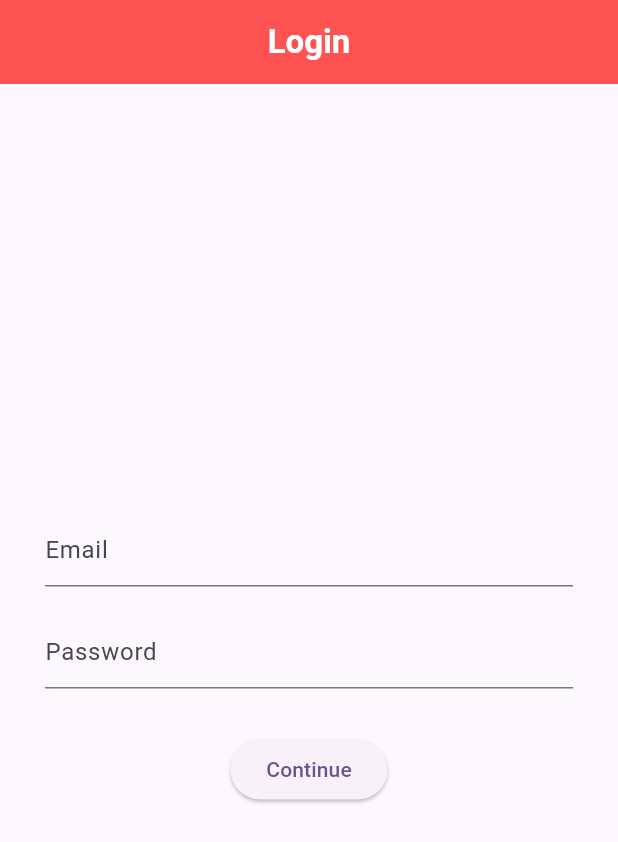
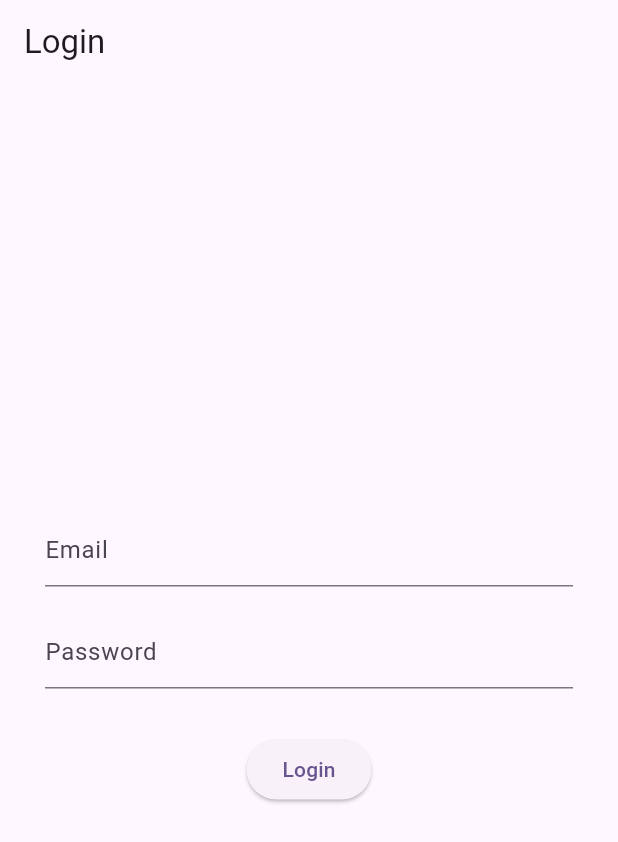
Before and after one commit to TilakBistaChhetri/post-api-using-cubit-and-bloc, a Flutter app: the screen it shows after launch, on a phone screen of 412 x 824 dp. Shown: the top 842 px of the screen. Run offline on Flutter 3.47's test engine with Material 3 defaults, Android fonts, the phone set to English and light mode, and no system bars; our stand-ins replace flutter_bloc.

```diff
--- a/lib/data/models/login_model.dart
+++ b/lib/data/models/login_model.dart
@@ -1,14 +1,58 @@
-// data/models/login_model.dart
-import '../../domain/entities/login_entity.dart';
+// // data/models/login_model.dart
+// import '../../domain/entities/login_entity.dart';
 
-class LoginModel extends LoginEntity {
-  LoginModel({required String token}) : super(token: token);
+// class LoginModel extends LoginEntity {
+//   LoginModel({required String token}) : super(token: token);
 
-  factory LoginModel.fromJson(Map<String, dynamic> json) {
-    return LoginModel(token: json['token']);
+//   factory LoginModel.fromJson(Map<String, dynamic> json) {
+//     return LoginModel(token: json['token']);
+//   }
+
+//   Map<String, dynamic> toJson() {
+//     return {'token': token};
+//   }
+// }
+
+
+
+
+// class LoginModel {
+//   String? email;
+//   String? password;
+
+//   LoginModel({this.email, this.password});
+
+//   LoginModel.fromJson(Map<String, dynamic> json) {
+//     email = json['email'];
+//     password = json['password'];
+//   }
+
+//   Map<String, dynamic> toJson() {
+//     final Map<String, dynamic> data = new Map<String, dynamic>();
+//     data['email'] = this.email;
+//     data['password'] = this.password;
+//     return data;
+//   }
+// }
+
+
+
+
+class LoginModel {
+  String? email;
+  String? password;
+
+  LoginModel({this.email, this.password});
+
+  LoginModel.fromJson(Map<String, dynamic> json) {
+    email = json['email'];
+    password = json['password'];
   }
 
   Map<String, dynamic> toJson() {
-    return {'token': token};
+    return {
+      'email': email,
+      'password': password,
+    };
   }
 }
--- a/lib/domain/entities/login_entity.dart
+++ b/lib/domain/entities/login_entity.dart
@@ -1,4 +1,4 @@
-// domain/entities/login_entity.dart
+
 class LoginEntity {
   final String token;
   LoginEntity({required this.token});
--- a/lib/domain/repositories/login_repository.dart
+++ b/lib/domain/repositories/login_repository.dart
@@ -1,6 +1,13 @@
-// domain/repositories/auth_repository.dart
-import '../entities/login_entity.dart';
+// // domain/repositories/auth_repository.dart
+// import '../entities/login_entity.dart';
+
+// abstract class AuthRepository {
+//   Future<LoginEntity> login(String email, String password);
+// }
+
+
+import '../../data/models/login_model.dart';
 
 abstract class AuthRepository {
-  Future<LoginEntity> login(String email, String password);
+  Future<String> login(LoginModel loginModel);
 }
--- a/lib/domain/usecases/login_usecases.dart
+++ b/lib/domain/usecases/login_usecases.dart
@@ -1,5 +1,21 @@
-// domain/usecases/login_usecase.dart
-import '../entities/login_entity.dart';
+// // domain/usecases/login_usecase.dart
+// import '../entities/login_entity.dart';
+// import '../repositories/login_repository.dart';
+
+// class LoginUseCase {
+//   final AuthRepository repository;
+
+//   LoginUseCase(this.repository);
+
+//   Future<LoginEntity> execute(String email, String password) {
+//     return repository.login(email, password);
+//   }
+// }
+
+
+
+
+import '../../data/models/login_model.dart';
 import '../repositories/login_repository.dart';
 
 class LoginUseCase {
@@ -7,7 +23,7 @@ class LoginUseCase {
 
   LoginUseCase(this.repository);
 
-  Future<LoginEntity> execute(String email, String password) {
-    return repository.login(email, password);
+  Future<String> execute(LoginModel loginModel) {
+    return repository.login(loginModel);
   }
 }
--- a/lib/presentation/cubit/login_state.dart
+++ b/lib/presentation/cubit/login_state.dart
@@ -1,4 +1,23 @@
-// // presentation/cubit/user_login_state.dart
+// // // presentation/cubit/user_login_state.dart
+// // import '../../domain/entities/login_entity.dart';
+
+// // abstract class UserLoginState {}
+
+// // class UserLoginInitial extends UserLoginState {}
+
+// // class UserLoginLoading extends UserLoginState {}
+
+// // class UserLoginLoaded extends UserLoginState {
+// //   final LoginEntity loginEntity;
+// //   UserLoginLoaded(this.loginEntity);
+// // }
+
+// // class UserLoginError extends UserLoginState {
+// //   final String message;
+// //   UserLoginError(this.message);
+// // }
+
+
 // import '../../domain/entities/login_entity.dart';
 
 // abstract class UserLoginState {}
@@ -18,7 +37,6 @@
 // }
 
 
-import '../../domain/entities/login_entity.dart';
 
 abstract class UserLoginState {}
 
@@ -27,8 +45,8 @@ class UserLoginInitial extends UserLoginState {}
 class UserLoginLoading extends UserLoginState {}
 
 class UserLoginLoaded extends UserLoginState {
-  final LoginEntity loginEntity;
-  UserLoginLoaded(this.loginEntity);
+  final String token;
+  UserLoginLoaded(this.token);
 }
 
 class UserLoginError extends UserLoginState {
--- a/lib/presentation/pages/login_screen.dart
+++ b/lib/presentation/pages/login_screen.dart
@@ -1,5 +1,102 @@
+// import 'package:flutter/material.dart';
+// import 'package:flutter_bloc/flutter_bloc.dart';
+
+// import '../../data/repositories/login_repositories_impl.dart';
+// import '../../domain/usecases/login_usecases.dart';
+// import '../cubit/login_cubit.dart';
+// import '../cubit/login_state.dart';
+
+// class LoginScreen extends StatelessWidget {
+//   const LoginScreen({super.key});
+
+//   @override
+//   Widget build(BuildContext context) {
+//     final emailController = TextEditingController();
+//     final passwordController = TextEditingController();
+
+//     final loginUseCase = LoginUseCase(AuthRepositoryImpl());
+
+//     return Scaffold(
+//       appBar: AppBar(
+//         backgroundColor: Colors.redAccent,
+//         centerTitle: true,
+//         title: const Text(
+//           "Login",
+//           style: TextStyle(
+//             color: Colors.white,
+//             fontSize: 22,
+//             fontWeight: FontWeight.bold,
+//           ),
+//         ),
+//       ),
+//       body: Padding(
+//         padding: const EdgeInsets.symmetric(horizontal: 30),
+//         child: BlocProvider(
+//           create: (context) => UserLoginCubit(loginUseCase),
+//           child: BlocConsumer<UserLoginCubit, UserLoginState>(
+//             listener: (context, state) {
+//               if (state is UserLoginLoaded) {
+//                 ScaffoldMessenger.of(context).showSnackBar(
+//                   const SnackBar(content: Text("Login Successful!")),
+//                 );
+//               } else if (state is UserLoginError) {
+//                 ScaffoldMessenger.of(
+//                   context,
+//                 ).showSnackBar(SnackBar(content: Text(state.message)));
+//               }
+//             },
+//             builder: (context, state) {
+//               return Column(
+//                 mainAxisAlignment: MainAxisAlignment.center,
+//                 children: [
+//                   TextField(
+//                     controller: emailController,
+//                     decoration: const InputDecoration(hintText: "Email"),
+//                   ),
+//                   const SizedBox(height: 20),
+//                   TextField(
+//                     controller: passwordController,
+//                     decoration: const InputDecoration(hintText: "Password"),
+//                     obscureText: true,
+//                   ),
+//                   const SizedBox(height: 30),
+//                   ElevatedButton(
+//                     onPressed:
+//                         state is UserLoginLoading
+//                             ? null
+//                             : () {
+//                               context.read<UserLoginCubit>().login(
+//                                 emailController.text.trim(),
+//                                 passwordController.text.trim(),
+//                               );
+//                             },
+//                     child:
+//                         state is UserLoginLoading
+//                             ? const SizedBox(
+//                               height: 20,
+//                               width: 20,
+//                               child: CircularProgressIndicator(
+//                                 strokeWidth: 2,
+//                                 color: Colors.white,
+//                               ),
+//                             )
+//                             : const Text("Continue"),
+//                   ),
+//                 ],
+//               );
+//             },
+//           ),
+//         ),
+//       ),
+//     );
+//   }
+// }
+
+
+
 import 'package:flutter/material.dart';
 import 'package:flutter_bloc/flutter_bloc.dart';
+
 
 import '../../data/repositories/login_repositories_impl.dart';
 import '../../domain/usecases/login_usecases.dart';
@@ -18,31 +115,22 @@ class LoginScreen extends StatelessWidget {
 
     return Scaffold(
       appBar: AppBar(
-        backgroundColor: Colors.redAccent,
-        centerTitle: true,
-        title: const Text(
-          "Login",
-          style: TextStyle(
-            color: Colors.white,
-            fontSize: 22,
-            fontWeight: FontWeight.bold,
-          ),
-        ),
+        title: const Text("Login"),
       ),
       body: Padding(
         padding: const EdgeInsets.symmetric(horizontal: 30),
         child: BlocProvider(
-          create: (context) => UserLoginCubit(loginUseCase),
+          create: (_) => UserLoginCubit(loginUseCase),
           child: BlocConsumer<UserLoginCubit, UserLoginState>(
             listener: (context, state) {
               if (state is UserLoginLoaded) {
                 ScaffoldMessenger.of(context).showSnackBar(
-                  const SnackBar(content: Text("Login Successful!")),
+                  SnackBar(content: Text("Login Successful! Token: ${state.token}")),
                 );
               } else if (state is UserLoginError) {
-                ScaffoldMessenger.of(
-                  context,
-                ).showSnackBar(SnackBar(content: Text(state.message)));
+                ScaffoldMessenger.of(context).showSnackBar(
+                  SnackBar(content: Text(state.message)),
+                );
               }
             },
             builder: (context, state) {
@@ -61,8 +149,7 @@ class LoginScreen extends StatelessWidget {
                   ),
                   const SizedBox(height: 30),
                   ElevatedButton(
-                    onPressed:
-                        state is UserLoginLoading
+                    onPressed: state is UserLoginLoading
                         ? null
                         : () {
                             context.read<UserLoginCubit>().login(
@@ -70,17 +157,9 @@ class LoginScreen extends StatelessWidget {
                                   passwordController.text.trim(),
                                 );
                           },
-                    child:
-                        state is UserLoginLoading
-                            ? const SizedBox(
-                              height: 20,
-                              width: 20,
-                              child: CircularProgressIndicator(
-                                strokeWidth: 2,
-                                color: Colors.white,
-                              ),
-                            )
-                            : const Text("Continue"),
+                    child: state is UserLoginLoading
+                        ? const CircularProgressIndicator(color: Colors.white)
+                        : const Text("Login"),
                   ),
                 ],
               );
```
Also changed, not shown: lib/data/data_sources/login_data_sources.dart (+30 -5 lines), lib/data/repositories/login_repositories_impl.dart (+20 -24 lines), lib/presentation/cubit/login_cubit.dart (+29 -7 lines). Lines whose indentation alone changed are shown as unchanged.
